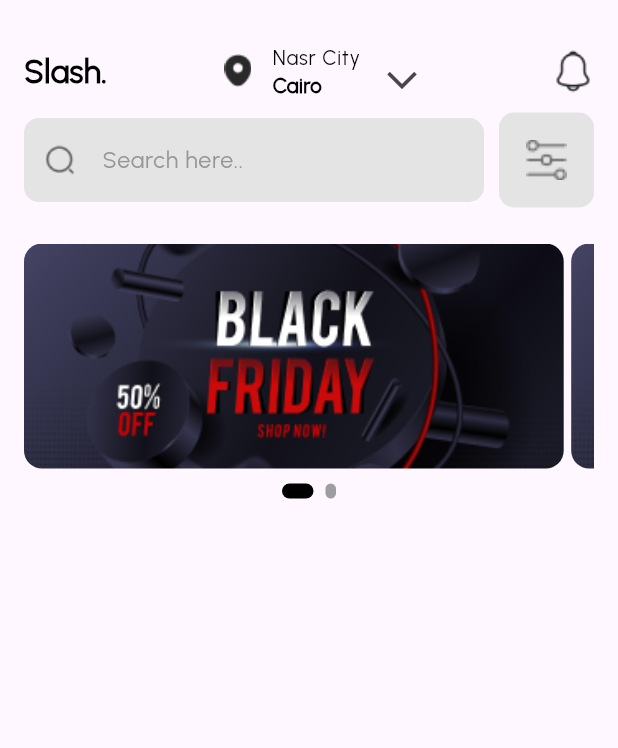
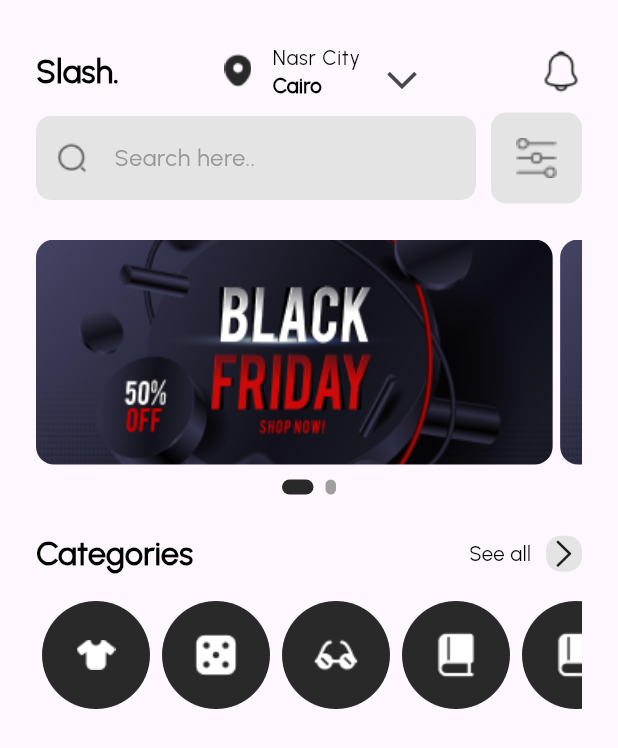
Before and after one commit to ahmed-shorbagy/slash-home-screen, a Flutter app: the screen it shows after launch, on a phone screen of 412 x 824 dp. Shown: the top 748 px of the screen. Run offline on Flutter 3.47's test engine with Material 3 defaults, Android fonts, the phone set to English and light mode, and no system bars; drawn by our look-alikes of carousel_slider, smooth_page_indicator; our stand-ins replace bloc, equatable, flutter_bloc.

Commit message:
making the primary color as constant and create the frist list view

```diff
--- a/lib/Presentation/widgets/HomeScreen_mobile_layout.dart
+++ b/lib/Presentation/widgets/HomeScreen_mobile_layout.dart
@@ -1,26 +1,85 @@
+import 'package:flutter/cupertino.dart';
 import 'package:flutter/material.dart';
 import 'package:flutter/widgets.dart';
+import 'package:slash_responsive_home_screen/Core/utils/AppIcons.dart';
 import 'package:slash_responsive_home_screen/Presentation/widgets/custom_app_bar.dart';
 import 'package:slash_responsive_home_screen/Presentation/widgets/custom_carouselSlider.dart';
 import 'package:slash_responsive_home_screen/Presentation/widgets/search_and_menu.dart';
+import 'package:slash_responsive_home_screen/Presentation/widgets/section_title.dart';
+import 'package:slash_responsive_home_screen/constants.dart';
 
 class HOmeScreenMobileLayout extends StatelessWidget {
   const HOmeScreenMobileLayout({super.key});
-
+  static const icons = [
+    Assets.iconsFashion,
+    Assets.iconsGames,
+    Assets.iconsAccessories,
+    Assets.iconsBooks,
+    Assets.iconsBooks,
+  ];
   @override
   Widget build(BuildContext context) {
-    return const Padding(
-      padding: EdgeInsets.symmetric(vertical: 20, horizontal: 16),
+    return Padding(
+      padding: const EdgeInsets.symmetric(vertical: 20, horizontal: 24),
       child: Column(
         children: [
-          CustomAppBar(),
-          SearchAndMenu(),
-          Padding(
+          const CustomAppBar(),
+          const SearchAndMenu(),
+          const Padding(
             padding: EdgeInsets.symmetric(vertical: 24),
             child: CustomCarouselSlider(),
           ),
+          Column(
+            children: [
+              const SectionTitle(
+                title: "Categories",
+              ),
+              SingleChildScrollView(
+                padding: EdgeInsets.zero,
+                scrollDirection: Axis.horizontal,
+                child: Padding(
+                  padding: const EdgeInsets.symmetric(vertical: 16),
+                  child: Row(
+                    children: [
+                      for (var icon in icons)
+                        Padding(
+                          padding: const EdgeInsets.symmetric(horizontal: 4),
+                          child: CircularCategoriesItem(
+                            icon: icon,
+                            onTap: () {},
+                          ),
+                        )
+                    ],
+                  ),
+                ),
+              )
+            ],
+          )
         ],
       ),
     );
   }
 }
+
+class CircularCategoriesItem extends StatelessWidget {
+  const CircularCategoriesItem({
+    super.key,
+    required this.icon,
+    required this.onTap,
+  });
+  final String icon;
+  final void Function()? onTap;
+  @override
+  Widget build(BuildContext context) {
+    return GestureDetector(
+      onTap: onTap,
+      child: Container(
+        height: 72,
+        width: 72,
+        decoration:
+            const BoxDecoration(color: kPrimaryColor, shape: BoxShape.circle),
+        child: Image.asset(icon),
+      ),
+    );
+  }
+}
--- a/lib/Presentation/widgets/custom_app_bar.dart
+++ b/lib/Presentation/widgets/custom_app_bar.dart
@@ -39,7 +39,9 @@ class CustomAppBar extends StatelessWidget {
                     .copyWith(fontWeight: FontWeight.bold)),
           ),
         ),
-        Image.asset(Assets.iconsNotification)
+        Image.asset(
+          Assets.iconsNotification,
+        )
       ],
     );
   }
--- a/lib/Presentation/widgets/custom_carouselSlider.dart
+++ b/lib/Presentation/widgets/custom_carouselSlider.dart
@@ -2,6 +2,7 @@ import 'package:carousel_slider/carousel_controller.dart';
 import 'package:carousel_slider/carousel_slider.dart';
 import 'package:flutter/material.dart';
 import 'package:slash_responsive_home_screen/Core/utils/AppIcons.dart';
+import 'package:slash_responsive_home_screen/constants.dart';
 import 'package:smooth_page_indicator/smooth_page_indicator.dart';
 
 class CustomCarouselSlider extends StatefulWidget {
@@ -60,7 +61,7 @@ class _CustomCarouselSliderState extends State<CustomCarouselSlider> {
           activeIndex: _currentIndex,
           count: images.length,
           effect: const ExpandingDotsEffect(
-              activeDotColor: Colors.black, dotHeight: 10, dotWidth: 7),
+              activeDotColor: kPrimaryColor, dotHeight: 10, dotWidth: 7),
           onDotClicked: (index) {
             _controller.animateToPage(index);
           },
--- /dev/null
+++ b/lib/Presentation/widgets/section_title.dart
@@ -0,0 +1,41 @@
+import 'package:flutter/cupertino.dart';
+import 'package:flutter/material.dart';
+import 'package:slash_responsive_home_screen/Core/utils/app_styles.dart';
+
+class SectionTitle extends StatelessWidget {
+  const SectionTitle({
+    super.key,
+    required this.title,
+  });
+  final String title;
+
+  @override
+  Widget build(BuildContext context) {
+    return Row(
+      mainAxisAlignment: MainAxisAlignment.spaceBetween,
+      children: [
+        Text(
+          title,
+          style: AppStyles.styleBold22(context),
+        ),
+        Row(
+          children: [
+            Padding(
+              padding: const EdgeInsets.symmetric(horizontal: 10),
+              child: Text(
+                "See all",
+                style: AppStyles.styleRegular14(context),
+              ),
+            ),
+            Container(
+                decoration: BoxDecoration(
+                  borderRadius: BorderRadius.circular(10),
+                  color: const Color(0xffE4E4E4),
+                ),
+                child: const Icon(CupertinoIcons.chevron_right))
+          ],
+        )
+      ],
+    );
+  }
+}
--- /dev/null
+++ b/lib/constants.dart
@@ -0,0 +1,3 @@
+import 'package:flutter/material.dart';
+
+const Color kPrimaryColor = Color(0xFF292929);
```
